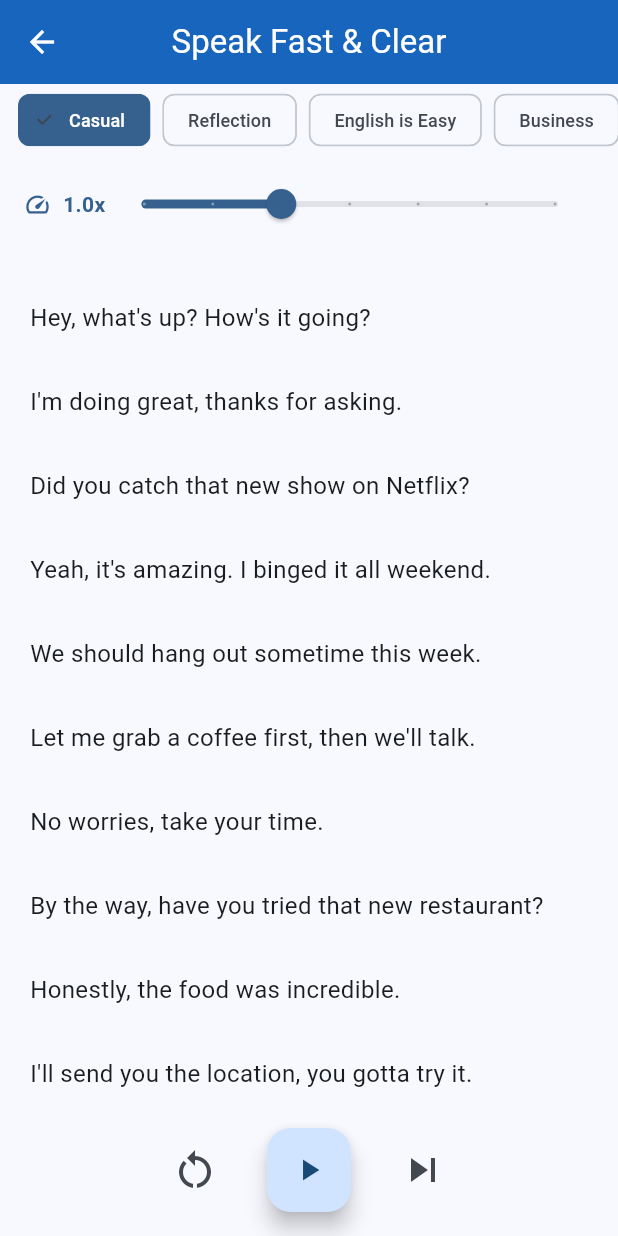
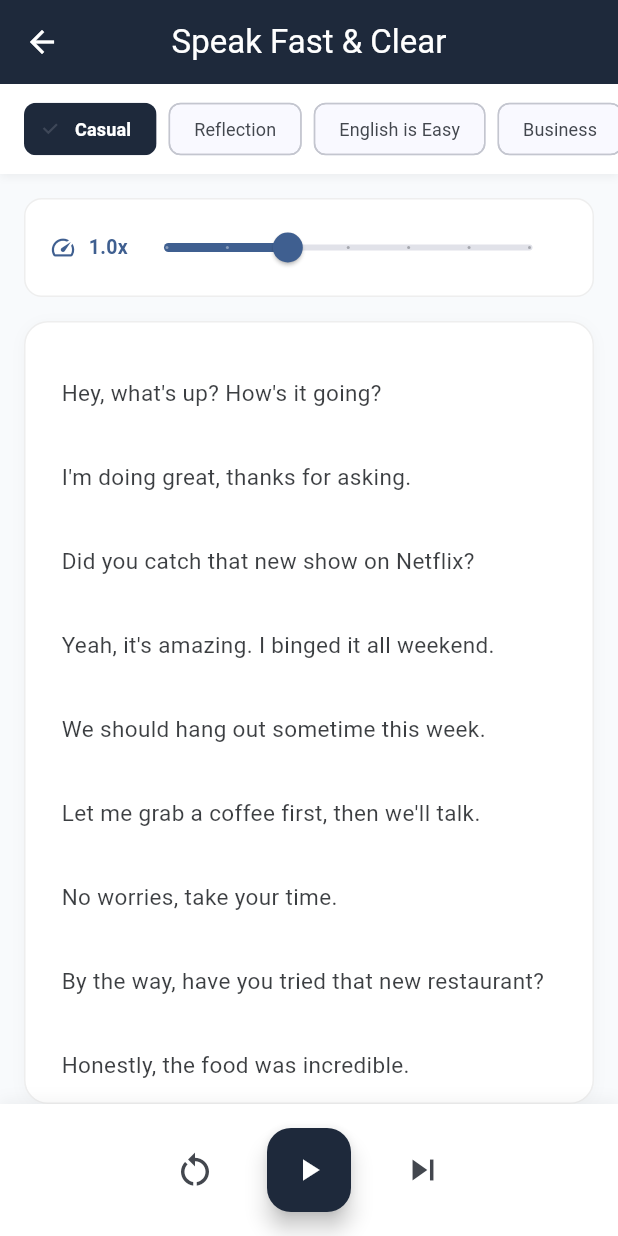
Before and after one commit to easystudio-arch/easy-ach-dashboard, a Flutter app: the SpeakFastScreen screen opened directly, on a phone screen of 412 x 824 dp. Run offline on Flutter 3.47's test engine with Material 3 defaults, Android fonts, the phone set to English and light mode, and no system bars; our stand-ins replace flip_card, flutter_tts, percent_indicator, shared_preferences; accounts and stored records are empty.

Commit message:
deploy web

```diff
--- a/lib/main.dart
+++ b/lib/main.dart
@@ -17,25 +17,27 @@ class EnglishApp extends StatelessWidget {
       title: 'EasyEnglish-B2',
       debugShowCheckedModeBanner: false,
       theme: ThemeData(
-        colorSchemeSeed: Colors.blue,
+        colorSchemeSeed: const Color(0xFF1E293B),
         brightness: Brightness.light,
         useMaterial3: true,
-        appBarTheme: AppBarTheme(
+        appBarTheme: const AppBarTheme(
           centerTitle: true,
-          backgroundColor: Colors.blue.shade800,
+          backgroundColor: Color(0xFF1E293B),
           foregroundColor: Colors.white,
-          elevation: 2,
+          elevation: 0,
+          scrolledUnderElevation: 2,
         ),
       ),
       darkTheme: ThemeData(
-        colorSchemeSeed: Colors.blue,
+        colorSchemeSeed: const Color(0xFF1E293B),
         brightness: Brightness.light,
         useMaterial3: true,
-        appBarTheme: AppBarTheme(
+        appBarTheme: const AppBarTheme(
           centerTitle: true,
-          backgroundColor: Colors.blue.shade800,
+          backgroundColor: Color(0xFF1E293B),
           foregroundColor: Colors.white,
-          elevation: 2,
+          elevation: 0,
+          scrolledUnderElevation: 2,
         ),
       ),
       themeMode: ThemeMode.light,
--- a/lib/screens/speak_fast_screen.dart
+++ b/lib/screens/speak_fast_screen.dart
@@ -183,35 +183,48 @@ class _SpeakFastScreenState extends State<SpeakFastScreen> {
   Widget build(BuildContext context) {
     final cs = Theme.of(context).colorScheme;
     return Scaffold(
-      backgroundColor: Theme.of(context).colorScheme.surface,
+      backgroundColor: const Color(0xFFF8FAFC),
       appBar: AppBar(title: const Text('Speak Fast & Clear')),
       body: Column(
         children: [
           // Theme selector
-          SizedBox(
-            height: 48,
+          Container(
+            padding: const EdgeInsets.symmetric(vertical: 12),
+            decoration: BoxDecoration(
+              color: Colors.white,
+              boxShadow: [BoxShadow(color: Colors.black.withValues(alpha: 0.05), blurRadius: 4, offset: const Offset(0, 2))],
+            ),
+            child: SizedBox(
+              height: 36,
               child: ListView(
                 scrollDirection: Axis.horizontal,
-              padding: const EdgeInsets.symmetric(horizontal: 12),
+                padding: const EdgeInsets.symmetric(horizontal: 16),
                 children: _content.keys.map((t) => Padding(
                   padding: const EdgeInsets.only(right: 8),
                   child: ChoiceChip(
-                  label: Text(t, style: TextStyle(fontSize: 12, color: _theme == t ? cs.onPrimary : null)),
+                    label: Text(t, style: TextStyle(fontSize: 12, fontWeight: _theme == t ? FontWeight.w600 : FontWeight.normal, color: _theme == t ? Colors.white : cs.onSurfaceVariant)),
                     selected: _theme == t,
-                  selectedColor: cs.primary,
+                    selectedColor: const Color(0xFF1E293B),
                     onSelected: (_) { _stop(); setState(() { _theme = t; _currentLine = 0; }); ProgressService.saveLastString('speakfast_theme', t); ProgressService.saveLastPosition('speakfast_line', 0); },
                   ),
                 )).toList(),
               ),
             ),
+          ),
           // Speed control
-          Padding(
+          Container(
+            margin: const EdgeInsets.fromLTRB(16, 16, 16, 8),
             padding: const EdgeInsets.symmetric(horizontal: 16, vertical: 8),
+            decoration: BoxDecoration(
+              color: Colors.white,
+              borderRadius: BorderRadius.circular(12),
+              border: Border.all(color: Colors.grey.shade200),
+            ),
             child: Row(
               children: [
                 Icon(Icons.speed, color: cs.primary, size: 18),
                 const SizedBox(width: 8),
-                Text('${_speed.toStringAsFixed(1)}x', style: TextStyle(color: cs.primary, fontWeight: FontWeight.bold)),
+                Text('${_speed.toStringAsFixed(1)}x', style: TextStyle(color: cs.primary, fontWeight: FontWeight.bold, fontSize: 13)),
                 Expanded(
                   child: Slider(
                     value: _speed,
@@ -226,9 +239,19 @@ class _SpeakFastScreenState extends State<SpeakFastScreen> {
           ),
           // Running text area
           Expanded(
+            child: Container(
+              margin: const EdgeInsets.fromLTRB(16, 8, 16, 0),
+              decoration: BoxDecoration(
+                color: Colors.white,
+                borderRadius: BorderRadius.circular(16),
+                border: Border.all(color: Colors.grey.shade200),
+                boxShadow: [BoxShadow(color: Colors.black.withValues(alpha: 0.03), blurRadius: 8, offset: const Offset(0, 2))],
+              ),
+              child: ClipRRect(
+                borderRadius: BorderRadius.circular(16),
                 child: ListView.builder(
                   controller: _scrollCtrl,
-              padding: const EdgeInsets.symmetric(horizontal: 20, vertical: 16),
+                  padding: const EdgeInsets.symmetric(horizontal: 24, vertical: 20),
                   itemCount: _lines.length,
                   itemBuilder: (ctx, i) {
                     final isActive = i == _currentLine && _isPlaying;
@@ -237,36 +260,50 @@ class _SpeakFastScreenState extends State<SpeakFastScreen> {
                       duration: const Duration(milliseconds: 300),
                       height: 56,
                       alignment: Alignment.centerLeft,
+                      padding: EdgeInsets.symmetric(horizontal: isActive ? 12 : 0, vertical: 4),
+                      decoration: BoxDecoration(
+                        color: isActive ? cs.primary.withValues(alpha: 0.08) : Colors.transparent,
+                        borderRadius: BorderRadius.circular(8),
+                      ),
                       child: Text(
                         _lines[i],
                         style: TextStyle(
-                      fontSize: isActive ? 20 : 16,
-                      fontWeight: isActive ? FontWeight.bold : FontWeight.normal,
-                      color: isActive ? cs.primary : isPast ? cs.onSurface.withValues(alpha: 0.4) : cs.onSurface,
+                          fontSize: isActive ? 18 : 15,
+                          height: 1.5,
+                          fontWeight: isActive ? FontWeight.w600 : FontWeight.normal,
+                          color: isActive ? cs.primary : isPast ? cs.onSurface.withValues(alpha: 0.35) : cs.onSurface.withValues(alpha: 0.85),
                         ),
                       ),
                     );
                   },
                 ),
               ),
+            ),
+          ),
           // Controls
           Container(
-            padding: const EdgeInsets.all(16),
+            padding: const EdgeInsets.symmetric(horizontal: 16, vertical: 16),
+            decoration: BoxDecoration(
+              color: Colors.white,
+              boxShadow: [BoxShadow(color: Colors.black.withValues(alpha: 0.05), blurRadius: 8, offset: const Offset(0, -2))],
+            ),
             child: Row(
               mainAxisAlignment: MainAxisAlignment.center,
               children: [
                 IconButton(
-                  icon: Icon(Icons.restart_alt, color: cs.onSurfaceVariant, size: 32),
+                  icon: Icon(Icons.restart_alt, color: cs.onSurfaceVariant, size: 28),
                   onPressed: _reset,
                 ),
                 const SizedBox(width: 24),
                 FloatingActionButton(
+                  backgroundColor: const Color(0xFF1E293B),
+                  foregroundColor: Colors.white,
                   onPressed: _isPlaying ? _stop : _play,
                   child: Icon(_isPlaying ? Icons.pause : Icons.play_arrow),
                 ),
                 const SizedBox(width: 24),
                 IconButton(
-                  icon: Icon(Icons.skip_next, color: cs.onSurfaceVariant, size: 32),
+                  icon: Icon(Icons.skip_next, color: cs.onSurfaceVariant, size: 28),
                   onPressed: _currentLine < _lines.length - 1
                       ? () { _stop(); setState(() => _currentLine++); ProgressService.saveLastPosition('speakfast_line', _currentLine); _scrollToLine(_currentLine); }
                       : null,
```
Also changed, not shown: 4 other files. Lines whose indentation alone changed are shown as unchanged.
